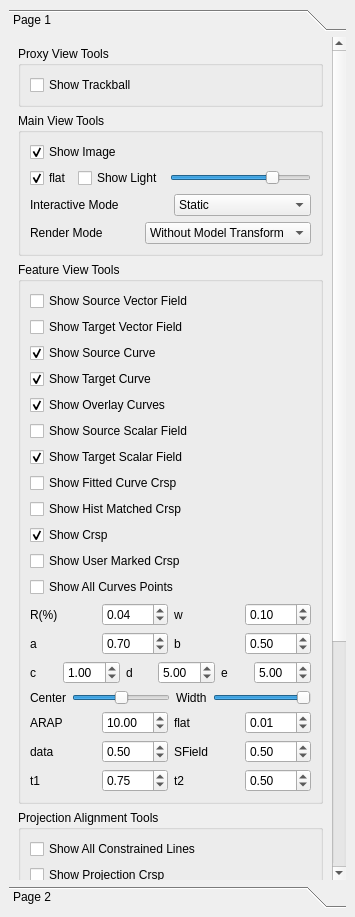
This is src/ui/ParameterDock.ui in marlinilram/AppMod as Qt 5 draws it before an edit. The edited form follows.
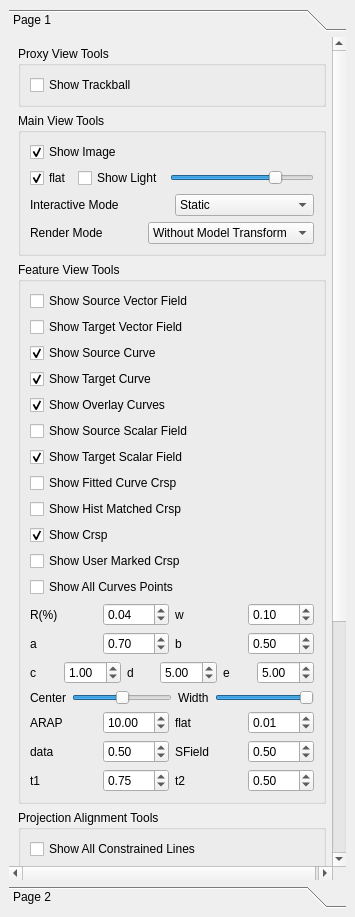
This is the edited form.

Diff of the .ui file:
```diff
--- a/src/ui/ParameterDock.ui
+++ b/src/ui/ParameterDock.ui
@@ -24,9 +24,9 @@
        <property name="geometry">
         <rect>
          <x>0</x>
-         <y>0</y>
-         <width>295</width>
-         <height>1017</height>
+         <y>-245</y>
+         <width>320</width>
+         <height>1077</height>
         </rect>
        </property>
        <attribute name="label">
@@ -648,6 +648,11 @@
                  <string>Delete Target Curves</string>
                 </property>
                </item>
+               <item>
+                <property name="text">
+                 <string>Delete Target Curves Inverse</string>
+                </property>
+               </item>
                <item>
                 <property name="text">
                  <string>Add Target Curves</string>
```
